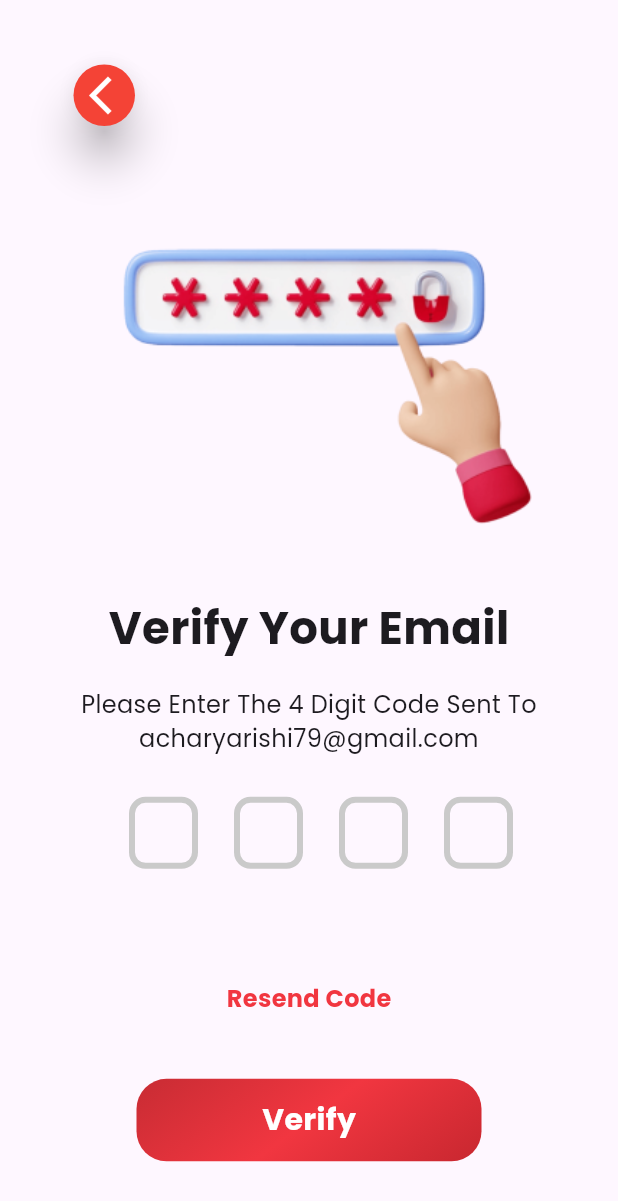
After one commit to saurabhkumar-sk/hiremi, a Flutter app: the OtpVerificationScreen screen opened directly, on a phone screen of 412 x 824 dp. The commit adds this screen. Shown: the top 1201 px of the screen. Run offline on Flutter 3.47's test engine with Material 2 defaults, Android fonts, the phone set to English and light mode, and no system bars; our stand-ins replace curved_navigation_bar.

Commit message:
Otp verification screen done

```diff
--- a/lib/screens/forget_password_screen.dart
+++ b/lib/screens/forget_password_screen.dart
@@ -1,4 +1,5 @@
 import 'package:flutter/material.dart';
+import 'package:flutter_layout/screens/otp_verification_screen.dart';
 import 'package:flutter_layout/utils/my_colors.dart';
 import 'package:flutter_layout/utils/my_images.dart';
 
@@ -107,7 +108,15 @@ class _ForgetPasswordScreenState extends State<ForgetPasswordScreen> {
                   color: MyColor.pink),
             ),
             const SizedBox(height: 42),
-            Container(
+            InkWell(
+              onTap: () {
+                Navigator.push(
+                    context,
+                    MaterialPageRoute(
+                      builder: (context) => const OtpVerificationScreen(),
+                    ));
+              },
+              child: Container(
                 height: 55.0,
                 width: 230,
                 decoration: BoxDecoration(
@@ -132,6 +141,7 @@ class _ForgetPasswordScreenState extends State<ForgetPasswordScreen> {
                   ),
                 ),
               ),
+            ),
           ],
         ),
       ),
--- /dev/null
+++ b/lib/screens/otp_verification_screen.dart
@@ -0,0 +1,257 @@
+import 'package:flutter/material.dart';
+import 'package:flutter/services.dart';
+import 'package:flutter_layout/utils/my_colors.dart';
+import 'package:flutter_layout/utils/my_images.dart';
+
+class OtpVerificationScreen extends StatefulWidget {
+  const OtpVerificationScreen({super.key});
+
+  @override
+  State<OtpVerificationScreen> createState() => _OtpVerificationScreenState();
+}
+
+class _OtpVerificationScreenState extends State<OtpVerificationScreen> {
+  @override
+  Widget build(BuildContext context) {
+    return Scaffold(
+      body: SingleChildScrollView(
+        child: Column(
+          children: [
+            Padding(
+              padding: const EdgeInsets.only(top: 39, left: 27, right: 300),
+              child: SizedBox(
+                height: 49,
+                width: 49,
+                child: GestureDetector(
+                  onTap: () {
+                    Navigator.pop(context);
+                  },
+                  child: Card(
+                    color: Colors.red,
+                    elevation: 12,
+                    shape: RoundedRectangleBorder(
+                      borderRadius: BorderRadius.circular(50),
+                    ),
+                    child: const Padding(
+                      padding: EdgeInsets.only(right: 5),
+                      child: Icon(
+                        Icons.arrow_back_ios_new,
+                        size: 30,
+                        color: Colors.white,
+                      ),
+                    ),
+                  ),
+                ),
+              ),
+            ),
+            Image.asset(MyImages.forgetPasswordImage),
+            const Text(
+              'Verify Your Email',
+              style: TextStyle(
+                fontWeight: FontWeight.w700,
+                fontSize: 30,
+              ),
+            ),
+            const SizedBox(height: 18),
+            ConstrainedBox(
+              constraints: BoxConstraints.tight(
+                const Size(337, 48),
+              ),
+              child: const Text(
+                textAlign: TextAlign.center,
+                'Please Enter The 4 Digit Code Sent To acharyarishi79@gmail.com',
+                style: TextStyle(
+                  fontWeight: FontWeight.w400,
+                  fontSize: 16,
+                ),
+              ),
+            ),
+            const SizedBox(height: 25),
+            Row(
+              children: [
+                const SizedBox(width: 86),
+                SizedBox(
+                  height: 48,
+                  width: 46,
+                  child: TextFormField(
+                    onSaved: (newValue) {},
+                    onChanged: (value) {
+                      if (value.length == 1) {
+                        FocusScope.of(context).nextFocus();
+                      }
+                    },
+                    style: Theme.of(context).textTheme.headlineSmall,
+                    decoration: InputDecoration(
+                      enabledBorder: OutlineInputBorder(
+                        borderRadius: BorderRadius.circular(11),
+                        borderSide: const BorderSide(
+                          width: 4,
+                          color: MyColor.borderColor,
+                        ),
+                      ),
+                      focusedBorder: OutlineInputBorder(
+                        borderRadius: BorderRadius.circular(11),
+                        borderSide: const BorderSide(
+                          width: 4,
+                          color: MyColor.borderColor,
+                        ),
+                      ),
+                    ),
+                    keyboardType: TextInputType.number,
+                    textAlign: TextAlign.center,
+                    inputFormatters: [
+                      LengthLimitingTextInputFormatter(1),
+                      FilteringTextInputFormatter.digitsOnly,
+                    ],
+                  ),
+                ),
+                const SizedBox(width: 24),
+                SizedBox(
+                  height: 48,
+                  width: 46,
+                  child: TextFormField(
+                    onSaved: (newValue) {},
+                    onChanged: (value) {
+                      if (value.length == 1) {
+                        FocusScope.of(context).nextFocus();
+                      }
+                    },
+                    style: Theme.of(context).textTheme.headlineSmall,
+                    decoration: InputDecoration(
+                      enabledBorder: OutlineInputBorder(
+                        borderRadius: BorderRadius.circular(11),
+                        borderSide: const BorderSide(
+                          width: 4,
+                          color: MyColor.borderColor,
+                        ),
+                      ),
+                      focusedBorder: OutlineInputBorder(
+                        borderRadius: BorderRadius.circular(11),
+                        borderSide: const BorderSide(
+                          width: 4,
+                          color: MyColor.borderColor,
+                        ),
+                      ),
+                    ),
+                    keyboardType: TextInputType.number,
+                    textAlign: TextAlign.center,
+                    inputFormatters: [
+                      LengthLimitingTextInputFormatter(1),
+                      FilteringTextInputFormatter.digitsOnly,
+                    ],
+                  ),
+                ),
+                const SizedBox(width: 24),
+                SizedBox(
+                  height: 48,
+                  width: 46,
+                  child: TextFormField(
+                    onSaved: (newValue) {},
+                    onChanged: (value) {
+                      if (value.length == 1) {
+                        FocusScope.of(context).nextFocus();
+                      }
+                    },
+                    style: Theme.of(context).textTheme.headlineSmall,
+                    decoration: InputDecoration(
+                      enabledBorder: OutlineInputBorder(
+                        borderRadius: BorderRadius.circular(11),
+                        borderSide: const BorderSide(
+                          width: 4,
+                          color: MyColor.borderColor,
+                        ),
+                      ),
+                      focusedBorder: OutlineInputBorder(
+                        borderRadius: BorderRadius.circular(11),
+                        borderSide: const BorderSide(
+                          width: 4,
+                          color: MyColor.borderColor,
+                        ),
+                      ),
+                    ),
+                    keyboardType: TextInputType.number,
+                    textAlign: TextAlign.center,
+                    inputFormatters: [
+                      LengthLimitingTextInputFormatter(1),
+                      FilteringTextInputFormatter.digitsOnly,
+                    ],
+                  ),
+                ),
+                const SizedBox(width: 24),
+                SizedBox(
+                  height: 48,
+                  width: 46,
+                  child: TextFormField(
+                    onSaved: (newValue) {},
+                    onChanged: (value) {
+                      if (value.length == 1) {
+                        FocusScope.of(context).nextFocus();
+                      }
+                    },
+                    style: Theme.of(context).textTheme.headlineSmall,
+                    decoration: InputDecoration(
+                      enabledBorder: OutlineInputBorder(
+                        borderRadius: BorderRadius.circular(11),
+                        borderSide: const BorderSide(
+                          width: 4,
+                          color: MyColor.borderColor,
+                        ),
+                      ),
+                      focusedBorder: OutlineInputBorder(
+                        borderRadius: BorderRadius.circular(11),
+                        borderSide: const BorderSide(
+                          width: 4,
+                          color: MyColor.borderColor,
+                        ),
+                      ),
+                    ),
+                    keyboardType: TextInputType.number,
+                    textAlign: TextAlign.center,
+                    inputFormatters: [
+                      LengthLimitingTextInputFormatter(1),
+                      FilteringTextInputFormatter.digitsOnly,
+                    ],
+                  ),
+                )
+              ],
+            ),
+            const SizedBox(height: 75),
+            const Text(
+              'Resend Code',
+              style: TextStyle(
+                  fontWeight: FontWeight.w600,
+                  fontSize: 16,
+                  color: MyColor.pink),
+            ),
+            const SizedBox(height: 42),
+            Container(
+              height: 55.0,
+              width: 230,
+              decoration: BoxDecoration(
+                borderRadius: BorderRadius.circular(20),
+                gradient: const LinearGradient(
+                  transform: GradientRotation(180),
+                  colors: [
+                    Color(0xFFBD232B),
+                    Color(0xFFF13640),
+                    Color(0xFFBD2930),
+                  ],
+                ),
+              ),
+              child: const Center(
+                child: Text(
+                  "Verify",
+                  style: TextStyle(
+                    color: Colors.white,
+                    fontWeight: FontWeight.w700,
+                    fontSize: 20,
+                  ),
+                ),
+              ),
+            ),
+          ],
+        ),
+      ),
+    );
+  }
+}
```
Lines whose indentation alone changed are shown as unchanged.
